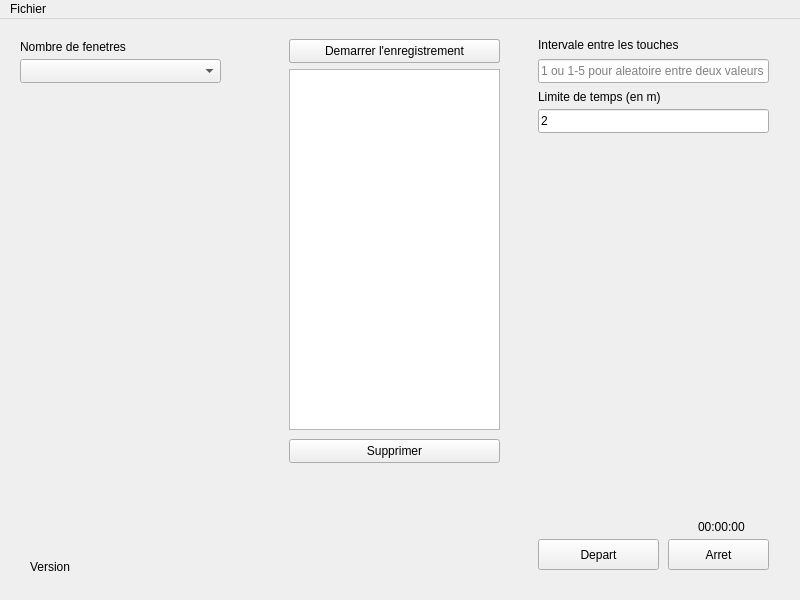
This is bot/ui/mainwindow.ui in zelazna/nw_bot as Qt 5 draws it before an edit. The edited form follows.
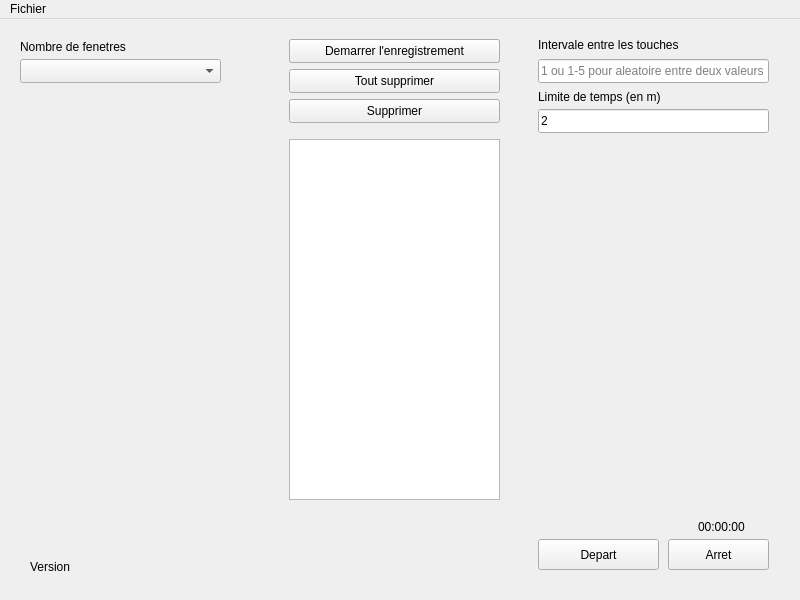
This is the edited form. Icons and pictures are not drawn.

```diff
--- a/bot/ui/mainwindow.ui
+++ b/bot/ui/mainwindow.ui
@@ -117,7 +117,7 @@
         <property name="geometry">
          <rect>
           <x>20</x>
-          <y>40</y>
+          <y>110</y>
           <width>211</width>
           <height>361</height>
          </rect>
@@ -133,7 +133,7 @@
         <property name="geometry">
          <rect>
           <x>20</x>
-          <y>410</y>
+          <y>70</y>
           <width>211</width>
           <height>24</height>
          </rect>
@@ -148,6 +148,25 @@
          <string>Supprimer</string>
         </property>
        </widget>
+       <widget class="QPushButton" name="deleteAll">
+        <property name="geometry">
+         <rect>
+          <x>20</x>
+          <y>40</y>
+          <width>211</width>
+          <height>24</height>
+         </rect>
+        </property>
+        <property name="minimumSize">
+         <size>
+          <width>100</width>
+          <height>10</height>
+         </size>
+        </property>
+        <property name="text">
+         <string>Tout supprimer</string>
+        </property>
+       </widget>
        <zorder>stopRecordButton</zorder>
        <zorder>startRecordButton</zorder>
        <zorder>keyListView</zorder>
```
Left out of the diff: 1 changed line with no effect on the pictures.
